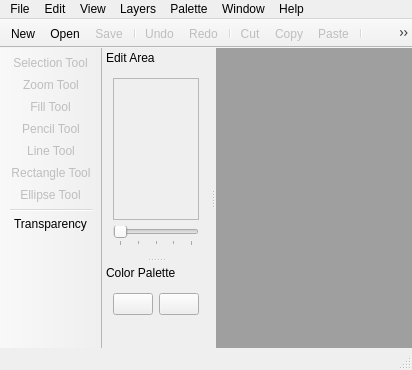
Above: screens/main_window.ui from LeoBusta/PixelBooster before the change. Below: the same form after it.
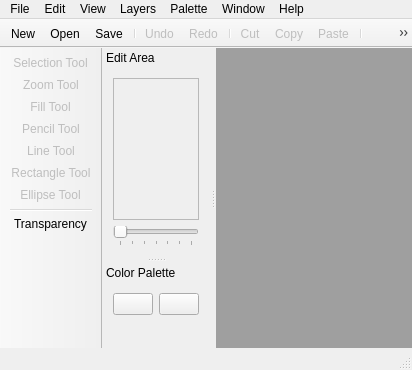
That is the form after the change. Icons and pictures are not drawn. Custom widgets are drawn as their Qt base class.

Patch:
```diff
--- a/screens/main_window.ui
+++ b/screens/main_window.ui
@@ -351,7 +351,7 @@
      <item>
       <widget class="QSlider" name="zoom_horizontalSlider">
        <property name="maximum">
-        <number>4</number>
+        <number>6</number>
        </property>
        <property name="orientation">
         <enum>Qt::Horizontal</enum>
@@ -450,7 +450,7 @@
   </action>
   <action name="actionSave">
    <property name="enabled">
-    <bool>false</bool>
+    <bool>true</bool>
    </property>
    <property name="icon">
     <iconset resource="../resources/icons/icons.qrc">
```
Left out of the diff: 2 changed lines with no effect on the pictures.
